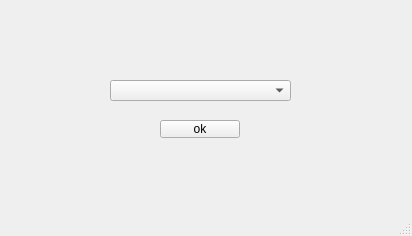
Before: the Qt Designer form GUI/CPU/mainwindow.ui in Jovany-20/CPU-Scheduler, drawn with Qt 5.
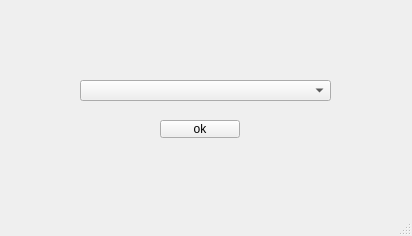
After: the same form once the commit is applied.

```diff
--- a/GUI/CPU/mainwindow.ui
+++ b/GUI/CPU/mainwindow.ui
@@ -17,9 +17,9 @@
    <widget class="QComboBox" name="comboBox">
     <property name="geometry">
      <rect>
-      <x>110</x>
+      <x>80</x>
       <y>80</y>
-      <width>181</width>
+      <width>251</width>
       <height>21</height>
      </rect>
     </property>
```
